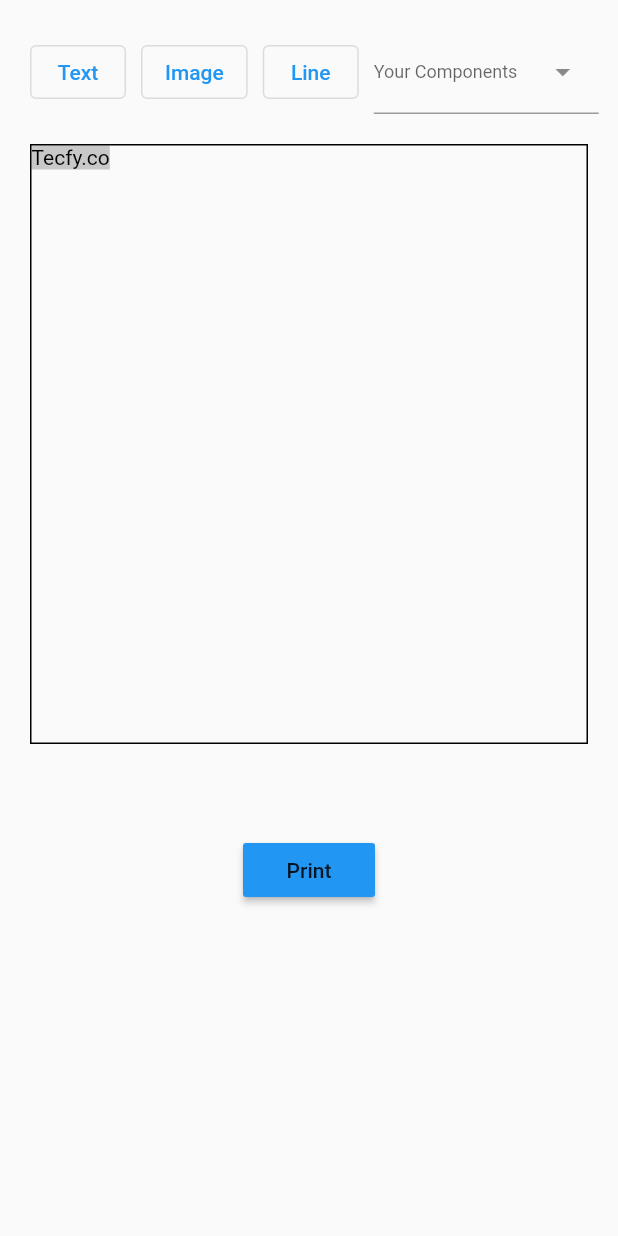
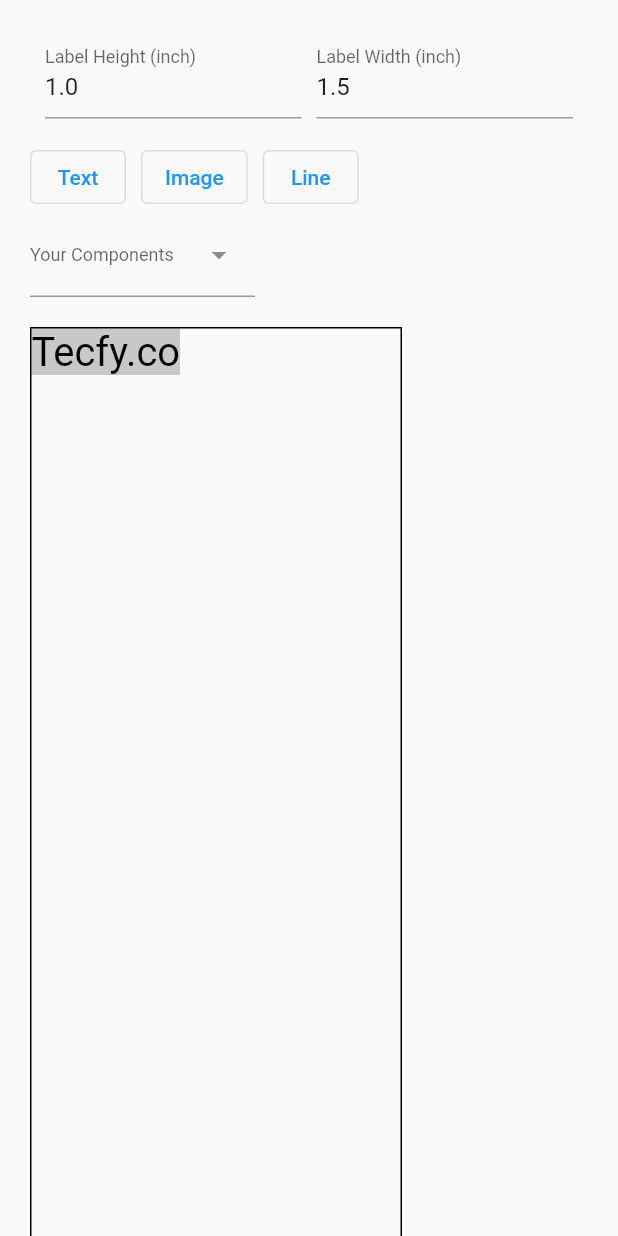
Before and after one commit to tecfy-co/flutter_pdf_designer, a Flutter app: the screen it shows after launch, on a phone screen of 412 x 824 dp. Run offline on Flutter 3.47's test engine with Material 2 defaults, Android fonts, the light colour scheme and no system bars; drawn by our look-alikes of dropdown_search; our stand-ins replace barcode_widget, file_picker, flutter_colorpicker, pdf, printing.

Commit message:
Add Layout Builder

```diff
--- a/example/lib/main.dart
+++ b/example/lib/main.dart
@@ -36,7 +36,7 @@
   @override
   void initState() {
     // initialize dataModel
-    dataModel = PdfModel(width: 400, height: 400, elements: elements);
+    dataModel = PdfModel(width: 1.5, height: 1, elements: elements);
     super.initState();
   }
 
--- a/lib/src/pdf_design.dart
+++ b/lib/src/pdf_design.dart
@@ -105,6 +105,14 @@
     }
   }
 
+  double widthConstraints(BoxConstraints constraints) {
+    if (constraints.maxWidth < 480) {
+      return 300.0;
+    } else {
+      return 400.0;
+    }
+  }
+
   void onChange() {
     widget.onChange({});
   }
@@ -126,11 +134,48 @@
         mainAxisAlignment: MainAxisAlignment.start,
         crossAxisAlignment: CrossAxisAlignment.start,
         children: [
-          Row(
-            mainAxisSize: MainAxisSize.min,
+          Row(children: [
+            const SizedBox(width: 10),
+            Expanded(
+                child: TextFormField(
+                    inputFormatters: [
+                  FilteringTextInputFormatter.allow(RegExp(r'^\d+\.?\d{0,2}')),
+                ],
+                    initialValue: dataModel.height!.toStringAsFixed(1),
+                    onChanged: (v) {
+                      setState(() {
+                        var number = int.parse(v);
+                        print(number * PdfPageFormat.inch);
+                        dataModel.height = number * PdfPageFormat.inch;
+                      });
+                    },
+                    decoration: const InputDecoration(
+                        label: Text('Label Height (inch)')))),
+            const SizedBox(width: 10),
+            Expanded(
+                child: TextFormField(
+                    keyboardType:
+                        const TextInputType.numberWithOptions(decimal: true),
+                    inputFormatters: [
+                      FilteringTextInputFormatter.allow(
+                          RegExp(r'^\d+\.?\d{0,2}')),
+                    ],
+                    initialValue: dataModel.width!.toStringAsFixed(1),
+                    onChanged: (v) {
+                      setState(() {
+                        var number = int.parse(v);
+                        print(number * PdfPageFormat.inch);
+                        dataModel.width = number * PdfPageFormat.inch;
+                      });
+                    },
+                    decoration: const InputDecoration(
+                        label: Text('Label Width (inch)')))),
+            const SizedBox(width: 10),
+          ]),
+          Wrap(
             children: [
               Padding(
-                  padding: const EdgeInsets.only(right: 10),
+                  padding: const EdgeInsets.only(right: 10, top: 15),
                   child: TextElement(
                       titleDialog: 'Enter your Text',
                       outlineBtnName: 'Text'
@@ -142,7 +187,7 @@
                         });
                       })),
               Padding(
-                  padding: const EdgeInsets.only(right: 10),
+                  padding: const EdgeInsets.only(right: 10, top: 15),
                   child: ImageElements(
                       titleDialog: 'Add your Images',
                       outlineBtnName: 'Im'
@@ -154,7 +199,7 @@
                         });
                       })),
               Padding(
-                  padding: const EdgeInsets.only(right: 10),
+                  padding: const EdgeInsets.only(right: 10, top: 15),
                   child: LineElement(
                     titleDialog: 'Add your Lines',
                     outlineBtnName: 'Line',
@@ -226,11 +271,15 @@
           const SizedBox(
             height: 20,
           ),
-          Container(
+          LayoutBuilder(
+            builder: (context, constraints) {
+              print(constraints);
+              return Container(
                 key: containerKey,
                 decoration: BoxDecoration(border: Border.all()),
-            height: widget.height,
-            width: widget.width,
+                height:
+                    MediaQuery.of(context).size.height / (dataModel.height!),
+                width: constraints.maxWidth / (dataModel.width!),
                 child: Stack(
                   children: dataModel.elements!.map<Widget>((e) {
                     switch (e.type) {
@@ -258,8 +307,10 @@
                                         e.text ?? '-',
                                         key: e.key,
                                         style: TextStyle(
-                                        fontSize: e.fontSize,
-                                        color: Color(e.color ?? 0xffFF000000)),
+                                            fontSize: constraints.maxWidth /
+                                                (e.fontSize ?? 14),
+                                            color:
+                                                Color(e.color ?? 0xffFF000000)),
                                         // key: GlobalObjectKey(e.text ?? ''),
                                       ))),
                               childWhenDragging: const SizedBox(),
@@ -274,8 +325,8 @@
                                               element: e,
                                               onSubmitted: () {
                                                 setState(() {
-                                              widget
-                                                  .onChange(dataModel.toJson());
+                                                  widget.onChange(
+                                                      dataModel.toJson());
                                                 });
                                               },
                                             );
@@ -295,8 +346,10 @@
                                       e.text ?? '-',
                                       key: e.key,
                                       style: TextStyle(
-                                      fontSize: e.fontSize,
-                                      color: Color(e.color ?? 0xffFF000000)),
+                                          fontSize: constraints.maxWidth /
+                                              (e.fontSize ?? 14),
+                                          color:
+                                              Color(e.color ?? 0xffFF000000)),
                                     ),
                                   )),
                             ),
@@ -319,7 +372,7 @@
                                         color: Colors.red,
                                         width: 100,
                                         height: 100,
-                                    child: Center(
+                                        child: const Center(
                                           child: Text('YourLogoHere!'),
                                         ),
                                       ),
@@ -339,7 +392,8 @@
                                             element: e,
                                             onSubmitted: () {
                                               setState(() {
-                                            widget.onChange(dataModel.toJson());
+                                                widget.onChange(
+                                                    dataModel.toJson());
                                               });
                                             });
                                       });
@@ -395,7 +449,8 @@
                                             element: e,
                                             onSubmitted: () {
                                               setState(() {
-                                            widget.onChange(dataModel.toJson());
+                                                widget.onChange(
+                                                    dataModel.toJson());
                                               });
                                             });
                                       });
@@ -419,7 +474,7 @@
                             child: Draggable(
                               feedback: Material(
                                 child: BarcodeWidget(
-                              data: e.text! ?? "Barcode Data",
+                                  data: e.text ?? "Barcode Data",
                                   barcode: e.barcode!,
                                   color: Color(e.color),
                                   width: e.width,
@@ -446,7 +501,8 @@
                                             element: e,
                                             onSubmitted: () {
                                               setState(() {
-                                            widget.onChange(dataModel.toJson());
+                                                widget.onChange(
+                                                    dataModel.toJson());
                                               });
                                             });
                                       });
@@ -471,6 +527,8 @@
                     return const SizedBox();
                   }).toList(),
                 ),
+              );
+            },
           ),
           const SizedBox(height: 40),
         ],
```
Also changed, not shown: 1 other file. Lines whose indentation alone changed are shown as unchanged.
